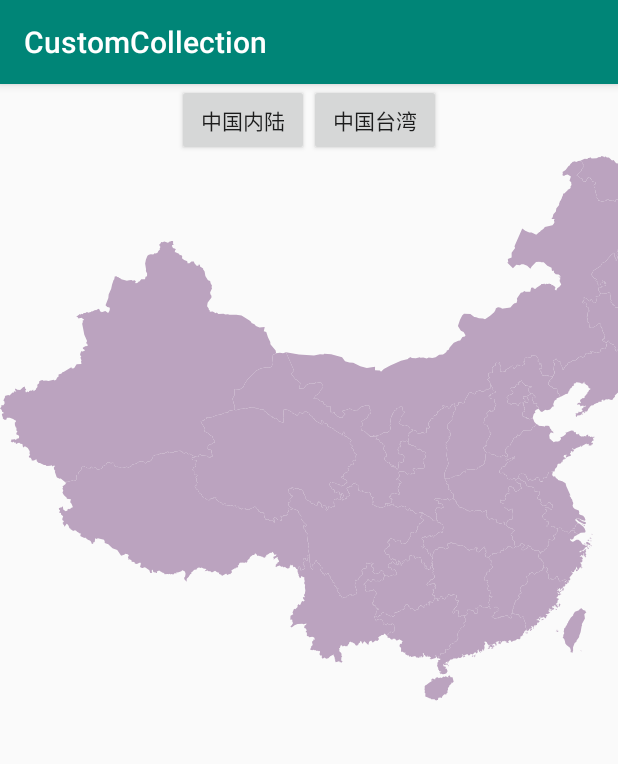
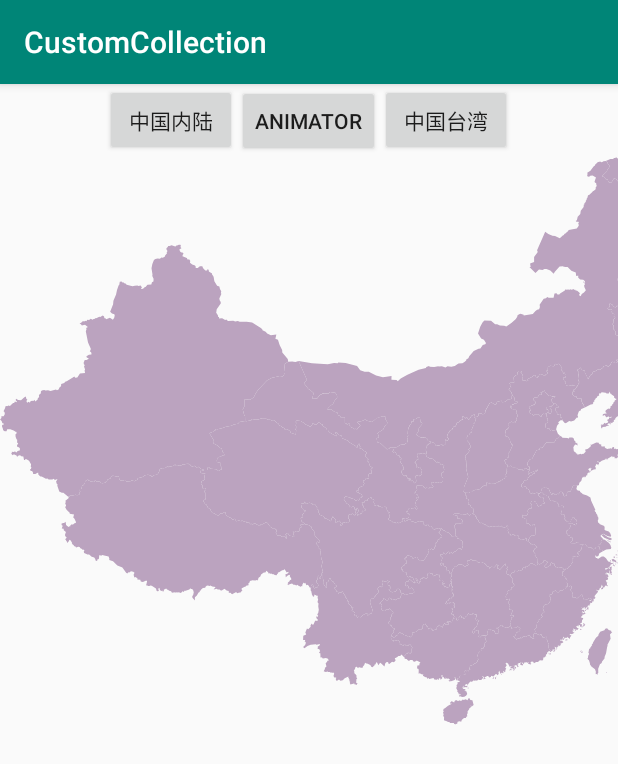
Before and after one commit to Android-Star/CustomCollection, an Android app: the ChinaMapActivity screen opened directly, with no data from a screen before it, after a tap on "中国内陆", on a phone screen of 412 x 824 dp. Shown: the top 764 px of the screen. Run offline under Robolectric (Android 15) with nearby library versions, the phone set to English and light mode, and no system bars.

Commit message:
中国地图

```diff
--- a/app/src/main/java/com/example/yzs/customcollection/bean/ProvinceItem.java
+++ b/app/src/main/java/com/example/yzs/customcollection/bean/ProvinceItem.java
@@ -4,14 +4,18 @@
 import android.graphics.Canvas;
 import android.graphics.Paint;
 import android.graphics.Path;
+import android.graphics.PathMeasure;
 import android.graphics.Rect;
 import android.graphics.RectF;
 import android.graphics.Region;
+import android.util.Log;
 
 public class ProvinceItem {
     private Path path;
+    private Path dst;
     private int drawColor;
     private String title;
+    private PathMeasure pathMeasure;
 
     public String getTitle() {
         return title;
@@ -25,7 +29,8 @@
         this.path = path;
     }
 
-    public void drawItem(Canvas canvas, Paint paint, boolean isSelect) {
+    public void drawItem(Canvas canvas, Paint paint, boolean isSelect, boolean withColor, float percent) {
+        if (withColor) {
             paint.setStyle(Paint.Style.FILL);
             paint.setColor(drawColor);
             canvas.drawPath(path, paint);
@@ -34,6 +39,22 @@
                 paint.setStrokeWidth(2);
                 paint.setColor(0xFFD0E8F4);
                 canvas.drawPath(path, paint);
+            }
+        } else {
+            paint.setStyle(Paint.Style.STROKE);
+            paint.setStrokeWidth(2);
+            paint.setColor(0xff000000);
+            if (dst == null) {
+                dst = new Path();
+            }
+            dst.reset();
+            dst.lineTo(0, 0);
+            if (pathMeasure == null) {
+                pathMeasure = new PathMeasure();
+            }
+            pathMeasure.setPath(path, true);
+            pathMeasure.getSegment(0, percent * pathMeasure.getLength(), dst, true);
+            canvas.drawPath(dst, paint);
         }
     }
 
--- a/app/src/main/java/com/example/yzs/customcollection/showActivity/ChinaMapActivity.java
+++ b/app/src/main/java/com/example/yzs/customcollection/showActivity/ChinaMapActivity.java
@@ -10,7 +10,7 @@
 import com.example.yzs.customcollection.views.chinaMap.ChinaMap;
 
 public class ChinaMapActivity extends AppCompatActivity implements View.OnClickListener {
-    private Button btnChineInner, btnChinaTaiWan;
+    private Button btnChineInner, btnChineInnerAnim, btnChinaTaiWan;
     private ChinaMap chinaMap;
 
     @Override
@@ -18,10 +18,12 @@
         super.onCreate(savedInstanceState);
         setContentView(R.layout.activity_chinamap);
         btnChineInner = findViewById(R.id.btnChineInner);
+        btnChineInnerAnim = findViewById(R.id.btnChineInnerAnim);
         btnChinaTaiWan = findViewById(R.id.btnChinaTaiWan);
         chinaMap = findViewById(R.id.chinaMap);
 
         btnChineInner.setOnClickListener(this);
+        btnChineInnerAnim.setOnClickListener(this);
         btnChinaTaiWan.setOnClickListener(this);
     }
 
@@ -29,10 +31,13 @@
     public void onClick(View v) {
         switch (v.getId()) {
             case R.id.btnChineInner:
-                chinaMap.setResId(R.raw.china);
+                chinaMap.setResId(R.raw.china, true);
+                break;
+            case R.id.btnChineInnerAnim:
+                chinaMap.setWithColor(false);
                 break;
             case R.id.btnChinaTaiWan:
-                chinaMap.setResId(R.raw.taiwan);
+                chinaMap.setResId(R.raw.taiwan, true);
                 break;
             default:
                 break;
--- a/app/src/main/java/com/example/yzs/customcollection/views/chinaMap/ChinaMap.java
+++ b/app/src/main/java/com/example/yzs/customcollection/views/chinaMap/ChinaMap.java
@@ -1,5 +1,7 @@
 package com.example.yzs.customcollection.views.chinaMap;
 
+import android.animation.Animator;
+import android.animation.ValueAnimator;
 import android.annotation.SuppressLint;
 import android.content.Context;
 import android.graphics.Canvas;
@@ -40,18 +42,36 @@
     private float scale = 1.0f;
     private RectF pathRectF;
     private int resId;
+    private boolean withColor;
+    private float percent;
+
+    private ValueAnimator animation;
 
     private Handler handler = new Handler(Looper.getMainLooper()) {
         @Override
         public void handleMessage(Message msg) {
             if (provinceItems != null) {
-                postInvalidate();
+                if(withColor){
+                    postInvalidate();
+                }else{
+                    animation.start();
+                }
             }
 
         }
     };
 
-    public void setResId(int resId) {
+    public void setWithColor(boolean withColor) {
+        this.withColor = withColor;
+        if(withColor){
+            postInvalidate();
+        }else{
+            animation.start();
+        }
+    }
+
+    public void setResId(int resId,boolean withColor) {
+        this.withColor=withColor;
         if (this.resId == resId) {
             return;
         }
@@ -74,6 +94,15 @@
     }
 
     private void init() {
+        animation=ValueAnimator.ofFloat(0,1);
+        animation.setDuration(2000);
+        animation.addUpdateListener(new ValueAnimator.AnimatorUpdateListener() {
+            @Override
+            public void onAnimationUpdate(ValueAnimator animation) {
+                percent= (float) animation.getAnimatedValue();
+                postInvalidate();
+            }
+        });
         this.resId = R.raw.china;
         paint = new Paint(Paint.ANTI_ALIAS_FLAG);
         LoadThread thread = new LoadThread();
@@ -87,7 +116,7 @@
         canvas.scale(scale, scale);
         if (provinceItems != null) {
             for (ProvinceItem provinceItem : provinceItems) {
-                provinceItem.drawItem(canvas, paint, provinceItem == selectProvice);
+                provinceItem.drawItem(canvas, paint, provinceItem == selectProvice,withColor,percent);
             }
         }
     }
--- a/app/src/main/res/layout/activity_chinamap.xml
+++ b/app/src/main/res/layout/activity_chinamap.xml
@@ -14,6 +14,11 @@
             android:layout_width="wrap_content"
             android:layout_height="wrap_content"
             android:text="中国内陆" />
+        <Button
+            android:id="@+id/btnChineInnerAnim"
+            android:layout_width="wrap_content"
+            android:layout_height="wrap_content"
+            android:text="animator" />
 
         <Button
             android:id="@+id/btnChinaTaiWan"
```
Lines whose indentation alone changed are shown as unchanged.
